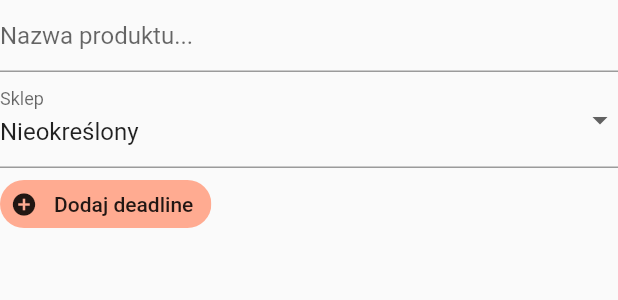
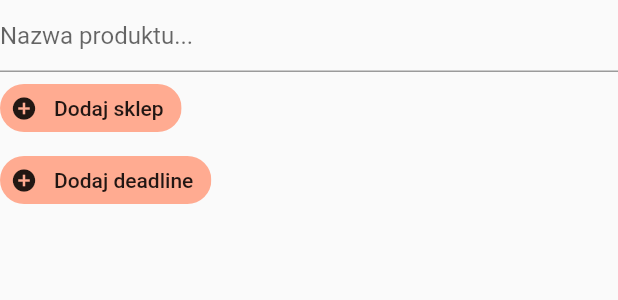
Before and after one commit to maciejors/zakupyapp1, a Flutter app: the ProductEditor widget shown alone on an empty page, opened directly with empty values, on a phone screen of 412 x 824 dp. Shown: the top 300 px of the screen. Run offline on Flutter 3.47's test engine with Material 2 defaults, Android fonts, the phone set to English and light mode, and no system bars; our stand-ins replace firebase_core, firebase_database, firebase_storage, package_info_plus, shared_preferences; missing offline and left inert: firebase_app_check; accounts and stored records are empty.

Commit message:
rework shop selection

```diff
--- a/lib/widgets/home/product_card/product_editor.dart
+++ b/lib/widgets/home/product_card/product_editor.dart
@@ -1,6 +1,7 @@
 import 'package:flutter/material.dart';
 import 'package:zakupyapp/core/models/deadline.dart';
 import 'package:zakupyapp/core/models/product.dart';
+import 'package:zakupyapp/widgets/home/product_card/select_shop_dialog.dart';
 
 class ProductEditor extends StatefulWidget {
   // null if a new product is being added
@@ -23,17 +24,29 @@ class ProductEditor extends StatefulWidget {
 
 class _ProductEditorState extends State<ProductEditor> {
   String _productName = '';
-  String _shopSelection = '';
-  String _shopNameInput = '';
+  String _selectedShop = '';
   DateTime? _selectedDay;
   Deadline? get _selectedDeadline =>
       _selectedDay == null ? null : Deadline.ignoringTime(_selectedDay!);
 
-  final _formKey = GlobalKey<FormState>();
+  String? productNameValidator(String? productName) {
+    if (productName!.isEmpty) return 'Pole nie może być puste';
+    return null;
+  }
 
-  String? validatorNotEmpty(String? value) {
-    if (value!.isEmpty) return 'Pole nie może być puste';
-    return null;
+  Future<void> _selectShop() async {
+    await showDialog(
+        context: context,
+        builder: (ctx) => SelectShopDialog(
+              initialSelectedShop: _selectedShop,
+              availableShops: widget.allAvailableShops,
+              onConfirmSelection: (shop) =>
+                  setState(() => _selectedShop = shop),
+            ));
+  }
+
+  void _clearShop() {
+    setState(() => _selectedShop = '');
   }
 
   Future<void> _selectDate() async {
@@ -63,16 +76,14 @@ class _ProductEditorState extends State<ProductEditor> {
     // if editing
     if (widget.product != null) {
       _productName = widget.product!.name;
-      _shopSelection = widget.product!.shop ?? '';
+      _selectedShop = widget.product!.shop ?? '';
       _selectedDay = widget.product!.deadline?.deadline;
     }
   }
 
   @override
   Widget build(BuildContext context) {
-    return Form(
-      key: _formKey,
-      child: Column(
+    return Column(
       crossAxisAlignment: CrossAxisAlignment.start,
       children: <Widget>[
         // Product name input
@@ -82,49 +93,31 @@ class _ProductEditorState extends State<ProductEditor> {
           decoration: InputDecoration(
             hintText: 'Nazwa produktu...',
           ),
-            validator: validatorNotEmpty,
+          validator: productNameValidator,
         ),
 
-          // Shop selection
-          DropdownButtonFormField(
-            decoration: InputDecoration(labelText: 'Sklep'),
-            value: _shopSelection,
-            items: widget.allAvailableShops
-                .map((e) => DropdownMenuItem(
-                      child: Text(e),
-                      value: e,
-                    ))
-                .toList()
-              ..insert(
-                  0,
-                  DropdownMenuItem(
-                    child: Text('Nieokreślony'),
-                    value: '',
-                  ))
-              ..add(DropdownMenuItem(
-                child: Text('Inny:'),
-                value: 'requestInput',
-              )),
-            onChanged: (value) {
-              setState(() {
-                _shopSelection = value!;
-              });
-            },
+        // Shop picker
+        _selectedShop == ''
+            ? ActionChip(
+                avatar: Icon(Icons.add_circle),
+                label: Text('Dodaj sklep'),
+                backgroundColor: Colors.deepOrange[200],
+                onPressed: _selectShop,
+              )
+            : Row(
+                // direction: Axis.horizontal,
+                children: [
+                  ActionChip(
+                    avatar: Icon(Icons.shopping_cart),
+                    label: Text('Sklep: ' + _selectedShop),
+                    backgroundColor: Colors.deepOrange[300],
+                    onPressed: _selectShop,
                   ),
-
-          // Shop name input
-          Visibility(
-            visible: _shopSelection == 'requestInput',
-            child: TextFormField(
-              autofocus: true,
-              decoration: InputDecoration(
-                hintText: 'Nazwa sklepu',
+                  IconButton(
+                    icon: Icon(Icons.close),
+                    onPressed: _clearShop,
                   ),
-              onSaved: (value) {
-                _shopNameInput = value!;
-              },
-              validator: validatorNotEmpty,
-            ),
+                ],
               ),
 
         // Deadline picker
@@ -150,9 +143,8 @@ class _ProductEditorState extends State<ProductEditor> {
                     onPressed: _clearDate,
                   ),
                 ],
-                )
+              ),
       ],
-      ),
     );
   }
 }
```
Also changed, not shown: lib/widgets/home/product_card/select_shop_dialog.dart (added, +116 -0 lines). Lines whose indentation alone changed are shown as unchanged.
